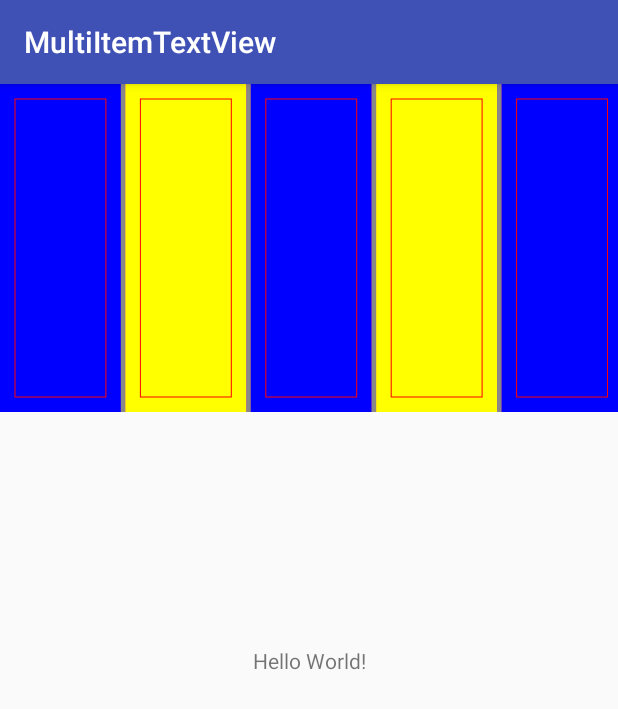
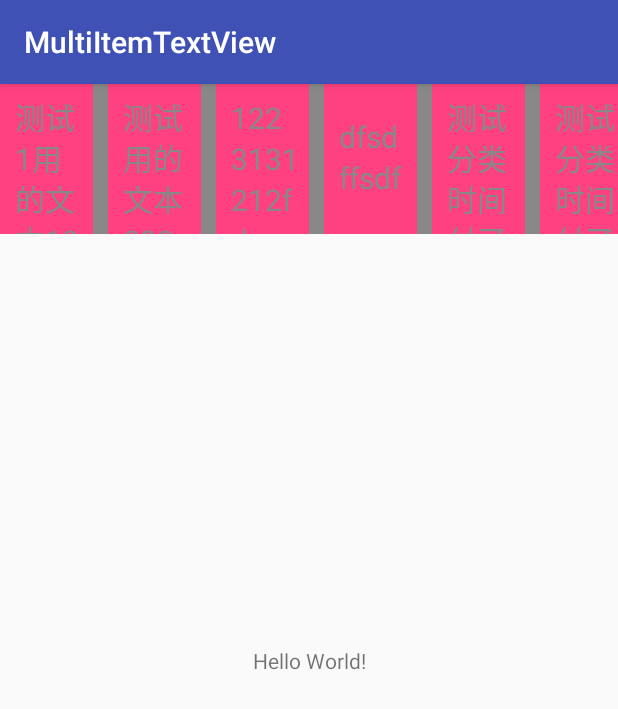
Before and after one commit to foolchen/MultiItemTextView, an Android app: the screen it shows after launch (MainActivity), on a phone screen of 412 x 824 dp. Shown: the top 709 px of the screen. Run offline under Robolectric (Android 15) with nearby library versions, the phone set to English and light mode, and no system bars.

Commit message:
文本绘制基本完成

```diff
--- a/app/src/main/res/layout/activity_main.xml
+++ b/app/src/main/res/layout/activity_main.xml
@@ -23,10 +23,13 @@
       android:layout_height="wrap_content"
       android:background="@color/colorAccent"
       app:mitv_count="5"
-      app:mitv_divider_width="3dp"
+      app:mitv_divider_width="10dp"
+      app:mitv_gravity="center_vertical"
+      app:mitv_item_height="100dp"
       app:mitv_item_padding="10dp"
+      app:mitv_middle_divider_enable="true"
       app:mitv_text_size="20dp"
-      app:mitv_texts="测试用的文本1234567890|测试用的文本0987654321|1223131212fd|dfsdffsdf|测试分类时间付了款精灵石肯德基六块腹肌凉快点"
+      app:mitv_texts="测试1用的文本1234567890|测试用的文本0987654321|1223131212fd|dfsdffsdf|测试分类时间付了款精灵石肯德基六块腹肌凉快点djlfjkdljslsldjfkljfklsdjflk|测试分类时间付了款精灵石肯德基六块腹肌凉快点"
       />
 
 </android.support.constraint.ConstraintLayout>
--- a/library/src/main/java/com/foolchen/lib/multiitemtextview/MultiItemTextView.kt
+++ b/library/src/main/java/com/foolchen/lib/multiitemtextview/MultiItemTextView.kt
@@ -16,6 +16,9 @@ import java.util.*
  * 16:04
  */
 open class MultiItemTextView : View {
+  private val GRAVITY_NONE = 0
+  private val GRAVITY_CENTER_VERTICAL = 1
+  private val GRAVITY_CENTER = 2
 
   // 要显示的item的数量，如果为-1则按照传入的item的数量显示
   private var mItemCount = -1
@@ -31,6 +34,10 @@ open class MultiItemTextView : View {
   private var mDividerEqually = false
   private var mDividerColor = Color.GRAY
   private var mDividerWidth = 0F
+  private var mTopDividerEnable = false
+  private var mBottomDividerEnable = false
+  private var mMiddleDividerEnable = false
+  private var mGravity = 0
 
   // 每个item的内边距
   private val mItemPadding = IntArray(4)
@@ -68,6 +75,13 @@ open class MultiItemTextView : View {
       mDividerColor = ta.getDimensionPixelSize(R.styleable.MultiItemTextView_mitv_divider_color,
           Color.GRAY)
       mDividerWidth = ta.getDimension(R.styleable.MultiItemTextView_mitv_divider_width, 1F)
+      mTopDividerEnable = ta.getBoolean(R.styleable.MultiItemTextView_mitv_top_divider_enable,
+          false)
+      mBottomDividerEnable = ta.getBoolean(R.styleable.MultiItemTextView_mitv_bottom_divider_enable,
+          false)
+      mMiddleDividerEnable = ta.getBoolean(R.styleable.MultiItemTextView_mitv_middle_divider_enable,
+          false)
+      mGravity = ta.getInt(R.styleable.MultiItemTextView_mitv_gravity, 0)
       val padding = ta.getDimensionPixelSize(R.styleable.MultiItemTextView_mitv_item_padding, 0)
       mItemPadding.fill(padding, 0, mItemPadding.size)
       ta.getDimensionPixelSize(
@@ -121,10 +135,10 @@ open class MultiItemTextView : View {
     mPaint.color = mTextColor
 
     // 计算绘制文本的起始位置
-    val startX = width / 2F - mBound.width() / 2F
+    //val startX = width / 2F - mBound.width() / 2F
     // 绘制文本时从文本的左下角开始，故如果要使文本居中，则开始位置需要+fontSize * 0.5f
     // 而此处绘制时不应该包含字体本身的边距，故使用Rect来获取高度
-    val startY = height / 2F + mBound.height() / 2F
+    //val startY = height / 2F + mBound.height() / 2F
     // 绘制文本
     //canvas.drawText(mText, startX, startY, mPaint)
 
@@ -140,13 +154,19 @@ open class MultiItemTextView : View {
 
   // 绘制各个条目
   private fun drawItems(canvas: Canvas) {
-    val itemWidth = calItemWidth()
+    val itemWidth = calItemWidth(width.toFloat())
     val top = calTop()
     val bottom = calBottom()
+    val displayFontSize = getDisplayFontSize()
     for (i in 0 until mItemCount) {
       val start = calStart(i, itemWidth)
       val end = start + itemWidth
 
+      val drawableStart = start + mItemPadding[0]
+      val drawableTop = top + mItemPadding[1]
+      val drawableEnd = end - mItemPadding[2]
+      val drawableBottom = bottom - mItemPadding[3]
+      if (isInEditMode) {
         // 绘制整个条目的区域
         mPaint.color = if (i % 2 == 0) Color.BLUE else Color.YELLOW
         mPaint.style = Paint.Style.FILL
@@ -156,15 +176,48 @@ open class MultiItemTextView : View {
         mPaint.color = Color.RED
         mPaint.strokeWidth = 1F
         mPaint.style = Paint.Style.STROKE
-      canvas.drawRect(start + mItemPadding[0], top + mItemPadding[1], end - mItemPadding[2],
-          bottom - mItemPadding[3], mPaint)
+        canvas.drawRect(drawableStart, drawableTop, drawableEnd, drawableBottom, mPaint)
+      }
+
+      // 为了防止文本被覆盖，在绘制背景后绘制文本
+      val texts = mDividedItems[i]
+      val size = texts.size
+      var offsetY = 0F
+      if (mGravity == GRAVITY_CENTER_VERTICAL || mGravity == GRAVITY_CENTER) {
+        offsetY = (drawableBottom - drawableTop - displayFontSize * size) / 2F
+        if (offsetY < 0F) {
+          offsetY = 0F
+        }
+      }
+      for (textIndex in 0 until size) {
+        val text = texts[textIndex]
+        var startY = drawableTop + textIndex * displayFontSize + mTextSize// 由于文本从左下角开始绘制，故其开始位置
+        var offsetX = 0F
+        if (mGravity == GRAVITY_CENTER) {
+          mPaint.getTextBounds(text, 0, text.length, mBound)
+          offsetX = (drawableEnd - drawableStart - mBound.width()) / 2F
+        }
+        mPaint.color = mTextColor
+        mPaint.textSize = mTextSize
+        mPaint.strokeWidth = 0F
+        mPaint.style = Paint.Style.FILL_AND_STROKE
+        canvas.drawText(text, drawableStart + offsetX, startY + offsetY, mPaint)
+      }
 
       if (mDividerWidth > 0) {
-        // 绘制分隔线
         mPaint.color = mDividerColor
         mPaint.strokeWidth = mDividerWidth
         mPaint.style = Paint.Style.FILL
+        if (mTopDividerEnable) {
+          canvas.drawRect(0F, 0F, width.toFloat(), top, mPaint)
+        }
+        if (mBottomDividerEnable) {
+          canvas.drawRect(0F, bottom, width.toFloat(), bottom + mDividerWidth, mPaint)
+        }
+        if (mMiddleDividerEnable) {
+          // 绘制分隔线
           canvas.drawRect(end, top, end + mDividerWidth, bottom, mPaint)
+        }
       }
     }
   }
@@ -213,37 +266,45 @@ open class MultiItemTextView : View {
   }
 
   // 计算每个条目的宽度
-  private fun calItemWidth(): Float {
-    return (width - paddingLeft - paddingRight - mDividerWidth * (mItemCount - 2)) / mItemCount.toFloat()
+  private fun calItemWidth(width: Float): Float {
+    return if (mItemWidth == -1F) {
+      (width - paddingLeft - paddingRight - if (mMiddleDividerEnable) mDividerWidth * (mItemCount - 2) else 0F) / mItemCount.toFloat()
+    } else {
+      mItemWidth
+    }
   }
 
   // 根据当前条目的位置，计算其起始位置
   private fun calStart(index: Int, itemWidth: Float): Float {
-    return paddingLeft + index * (itemWidth + mDividerWidth)
+    return paddingLeft + index * (itemWidth + if (mMiddleDividerEnable) mDividerWidth else 0F)
   }
 
   private fun calTop(): Float {
-    return paddingTop.toFloat()
+    return paddingTop.toFloat() + if (mTopDividerEnable) mDividerWidth else 0F
   }
 
   private fun calBottom(): Float {
-    return (height - paddingBottom).toFloat()
+    return (height - paddingBottom).toFloat() - if (mBottomDividerEnable) mDividerWidth else 0F
   }
 
   /** 计算条目的高度（在未指定高度的情况下） */
   private fun calItemHeight(): Float {
+    return if (mItemHeight == -1F) {
       var lines = 0
       mDividedItems
           .asSequence()
           .filter { it.size > lines }
           .forEach { lines = it.size }
-    return paddingTop + paddingBottom + lines * getDisplayFontSize().toFloat()
+      paddingTop + paddingBottom + mItemPadding[1] + mItemPadding[3] + lines * getDisplayFontSize().toFloat()
+    } else {
+      mItemHeight
+    }
   }
 
   /** 分割各个item */
   private fun divideItems(width: Float) {
     // 首先需要计算可绘制的最大宽度
-    val drawableWidth = (width - paddingLeft - paddingRight - mItemPadding[0] - mItemPadding[2]) / mItemCount.toFloat()
+    val drawableWidth = calItemWidth(width) - mItemPadding[0] - mItemPadding[2]
     if (drawableWidth > 0) {
       // 需要保证每一行的宽度都小于drawableWidth
       mItems.mapTo(mDividedItems) { divideItem(drawableWidth, it) }
@@ -256,7 +317,7 @@ open class MultiItemTextView : View {
     var text = item
     var end = text.length
     while (true) {
-      mPaint.getTextBounds(item, 0, end, mBound)
+      mPaint.getTextBounds(text, 0, end, mBound)
       if (mBound.width() <= drawableWidth) {
         // 宽度小于可绘制宽度，则添加到列表中
         texts.add(text.substring(0, end))
--- a/library/src/main/res/values/attrs.xml
+++ b/library/src/main/res/values/attrs.xml
@@ -12,8 +12,16 @@
     <attr format="dimension" name="mitv_item_padding_end"/>
     <attr format="dimension" name="mitv_item_padding_bottom"/>
     <attr format="dimension" name="mitv_divider_width"/>
+    <attr format="boolean" name="mitv_top_divider_enable"/>
+    <attr format="boolean" name="mitv_bottom_divider_enable"/>
+    <attr format="boolean" name="mitv_middle_divider_enable"/>
     <attr format="boolean" name="mitv_divider_equally"/>
     <attr format="color" name="mitv_divider_color"/>
     <attr format="string" name="mitv_texts"/>
+    <attr format="enum" name="mitv_gravity">
+      <enum name="none" value="0"/>
+      <enum name="center_vertical" value="1"/>
+      <enum name="center" value="2"/>
+    </attr>
   </declare-styleable>
 </resources>
```
Lines whose indentation alone changed are shown as unchanged.
